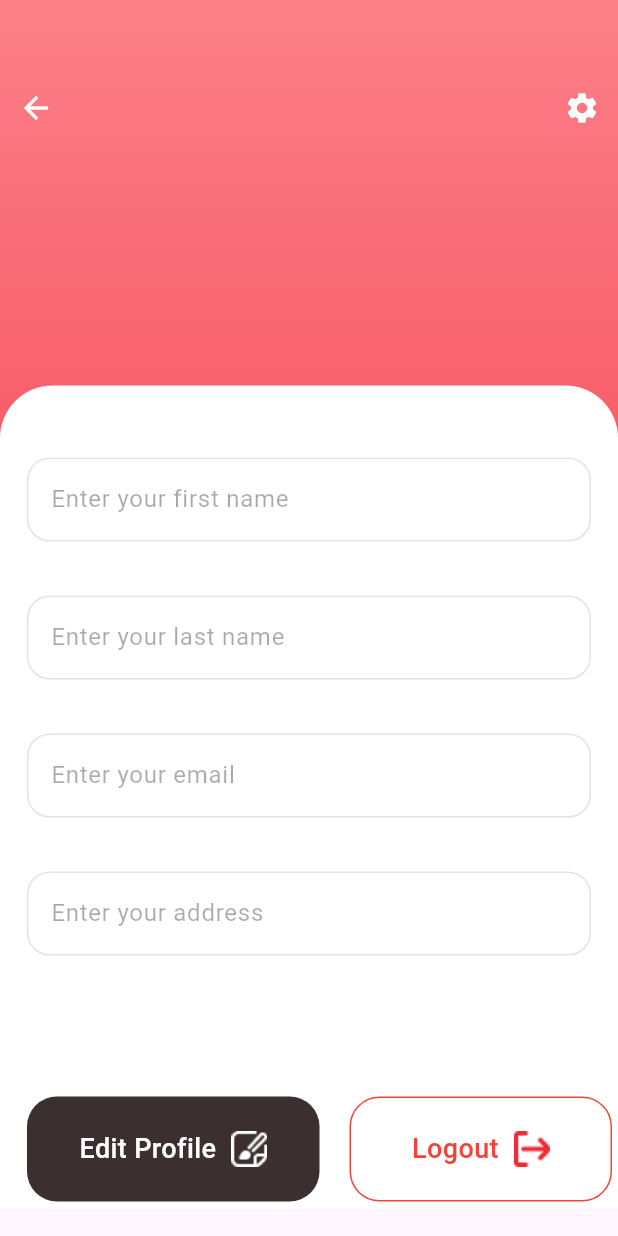
After one commit to abircse45/FoodGo_Firebase_project, a Flutter app: the ProfileScreen screen opened directly, on a phone screen of 412 x 824 dp. The commit adds this screen. Run offline on Flutter 3.47's test engine with Material 3 defaults, Android fonts, the phone set to English and light mode, and no system bars; our stand-ins replace cloud_firestore, firebase_auth, firebase_core, get; accounts and stored records are empty; network calls fail.

Commit message:
up to date

```diff
--- a/lib/main.dart
+++ b/lib/main.dart
@@ -1,6 +1,8 @@
 import 'package:firebase_core/firebase_core.dart';
 import 'package:flutter/material.dart';
+import 'package:foodgo/view/home_screen.dart';
 import 'package:foodgo/view/signup_screens.dart';
+import 'package:foodgo/view/splash_screen.dart';
 import 'package:get/get.dart';
 
 import 'firebase_options.dart';
@@ -23,7 +25,7 @@ class MyApp extends StatelessWidget {
       theme: ThemeData(
         colorScheme: ColorScheme.fromSeed(seedColor: Colors.deepPurple),
       ),
-      home: SignupScreens(),
+      home: const HomeScreen(),
     );
   }
 }
--- /dev/null
+++ b/lib/models/user_model.dart
@@ -0,0 +1,32 @@
+class UserModel {
+  String? uid;
+  String? firstName;
+  String? lastName;
+  String? email;
+  String? address;
+
+
+  UserModel({
+    this.uid,
+    this.firstName,
+    this.lastName,
+    this.email,
+    this.address,
+  });
+
+  factory UserModel.fromJson(Map<String, dynamic> json) => UserModel(
+    uid: json["uid"],
+    firstName: json["firstName"],
+    lastName: json["lastName"],
+    email: json["email"],
+    address: json["address"],
+  );
+
+  Map<String, dynamic> toJson() => {
+    "uid": uid,
+    "firstName": firstName,
+    "lastName": lastName,
+    "email": email,
+    "address": address,
+  };
+}
--- /dev/null
+++ b/lib/view/profile_screen.dart
@@ -0,0 +1,219 @@
+import 'package:flutter/material.dart';
+import 'package:foodgo/controller/auth_controller.dart';
+import 'package:get/get.dart';
+
+class ProfileScreen extends GetView<AuthController> {
+  const ProfileScreen({super.key});
+  @override
+  Widget build(BuildContext context) {
+    Get.lazyPut(() => AuthController());
+    return Scaffold(
+      bottomNavigationBar: Padding(
+        padding: const EdgeInsets.only(bottom: 18.0),
+        child: Container(
+          color: Colors.white,
+          height: 80,
+          child: Row(
+            children: [
+              GestureDetector(
+                onTap: (){
+                  controller.textFieldEnable.value = true;
+                },
+                child: Padding(
+                  padding: const EdgeInsets.only(left: 18.0),
+                  child: Container(
+                    height: 70,
+                    width: 195,
+                    decoration: BoxDecoration(
+                      color: Color(0xFF3C2F2F),
+                      borderRadius: BorderRadius.circular(20),
+                    ),
+                    child: Obx(()=> Row(
+                      mainAxisAlignment: MainAxisAlignment.center,
+                      crossAxisAlignment: CrossAxisAlignment.center,
+                      children: [
+                        Text(
+                          controller.textFieldEnable.value==true ? "Update profile" : "Edit Profile",
+                          style: TextStyle(
+                            fontSize: 18,
+                            color: Colors.white,
+                            fontWeight: FontWeight.w500,
+                          ),
+                        ),
+                        SizedBox(width: 10),
+
+                        controller.textFieldEnable.value==true ? Container() :   Image.asset(
+                          "assets/images/edit.png",
+                          height: 24,
+                          width: 24,
+                        ),
+                      ],
+                    ),),
+                  ),
+                ),
+              ),
+              SizedBox(width: 20),
+
+              GestureDetector(
+                onTap: () {
+                  controller.signOut();
+                },
+                child: Container(
+                  height: 70,
+                  width: 175,
+                  alignment: Alignment.center,
+                  decoration: BoxDecoration(
+                    border: Border.all(color: Colors.red),
+                    color: Colors.white,
+                    borderRadius: BorderRadius.circular(20),
+                  ),
+                  child: Row(
+                    mainAxisAlignment: MainAxisAlignment.center,
+                    crossAxisAlignment: CrossAxisAlignment.center,
+                    children: [
+                      Text(
+                        "Logout",
+                        style: TextStyle(
+                          fontSize: 18,
+                          color: Colors.red,
+                          fontWeight: FontWeight.w500,
+                        ),
+                      ),
+                      SizedBox(width: 10),
+
+                      Image.asset(
+                        "assets/images/sign-out.png",
+                        height: 24,
+                        width: 24,
+                      ),
+                    ],
+                  ),
+                ),
+              ),
+            ],
+          ),
+        ),
+      ),
+      body: Container(
+        height: double.infinity,
+        decoration: BoxDecoration(
+          gradient: LinearGradient(
+            colors: [Color(0XFFfc8089), Color(0XFFef2a39)],
+            begin: Alignment.topCenter,
+            end: Alignment.bottomCenter,
+          ),
+        ),
+        child: Obx((){
+
+          if(controller.isProfileLoading.value){
+            return Center(child: CircularProgressIndicator(),);
+          }else{
+
+            controller.firstNameController.text = controller.currentUser.value?.firstName?? "";
+            controller.lastNameController.text = controller.currentUser.value?.lastName?? "";
+            controller.emailController.text = controller.currentUser.value?.email?? "";
+            controller.addressController.text = controller.currentUser.value?.address?? "";
+
+
+            return SingleChildScrollView(
+              child: Column(
+                children: [
+                  Padding(
+                    padding: const EdgeInsets.only(top: 48.0),
+                    child: Row(
+                      children: [
+                        IconButton(
+                          onPressed: () {
+                            Get.back();
+                          },
+                          icon: Icon(Icons.arrow_back, color: Colors.white),
+                        ),
+                        Spacer(),
+                        IconButton(
+                          onPressed: () {},
+                          icon: Icon(Icons.settings, color: Colors.white),
+                        ),
+                      ],
+                    ),
+                  ),
+
+                  Padding(
+                    padding: const EdgeInsets.only(top: 161.0),
+                    child: Container(
+                      height: 781,
+                      decoration: BoxDecoration(
+                        color: Colors.white,
+                        borderRadius: BorderRadius.only(
+                          topLeft: Radius.circular(35),
+                          topRight: Radius.circular(35),
+                        ),
+                      ),
+                      width: double.infinity,
+                      child: SingleChildScrollView(
+                        child: Column(
+                          children: [
+                            SizedBox(height: 30),
+
+                            _textField(
+                              "Enter your first name",
+                              controller.firstNameController,
+                            ),
+                            _textField(
+                              "Enter your last name",
+                              controller.lastNameController,
+                            ),
+                            _textField(
+                              "Enter your email",
+                              controller.emailController,
+                            ),
+                            _textField(
+                              "Enter your address",
+                              controller.addressController,
+                            ),
+
+                            SizedBox(height: 20),
+                          ],
+                        ),
+                      ),
+                    ),
+                  ),
+                ],
+              ),
+            );
+          }
+
+        }),
+      ),
+    );
+  }
+
+  Widget _textField(
+    String hint,
+    TextEditingController textEditingcontroller, {
+    bool isPassword = false,
+
+  }) {
+    return Padding(
+      padding: const EdgeInsets.all(8.0),
+      child: Padding(
+        padding: EdgeInsets.all(10),
+        child: TextField(
+          enabled: controller.textFieldEnable.value,
+          controller: textEditingcontroller,
+          obscureText: isPassword,
+          decoration: InputDecoration(
+            border: OutlineInputBorder(
+              borderSide: BorderSide(color: Colors.grey, width: 0.5),
+              borderRadius: BorderRadius.circular(15),
+            ),
+            focusedBorder: OutlineInputBorder(
+              borderSide: BorderSide(color: Colors.grey, width: 0.5),
+              borderRadius: BorderRadius.circular(15),
+            ),
+            labelText: hint,
+          ),
+        ),
+      ),
+    );
+  }
+}
```
Also changed, not shown: lib/component/widget/custom_button.dart (+13 -5 lines), lib/controller/auth_controller.dart (+32 -7 lines), lib/controller/product_controller.dart (added, +58 -0 lines), lib/models/product_model.dart (added, +32 -0 lines), lib/services/auth_services.dart (+20 -3 lines), lib/services/product_firebase_services.dart (added, +32 -0 lines), lib/view/addproduct_screen.dart (added, +110 -0 lines), lib/view/home_screen.dart (+52 -3 lines), lib/view/splash_screen.dart (added, +94 -0 lines), pubspec.yaml (+4 -3 lines), assets/images/burger1.png (added), assets/images/burger2.png (added), assets/images/edit.png (added), assets/images/sign-out.png (added), 2 more files.
